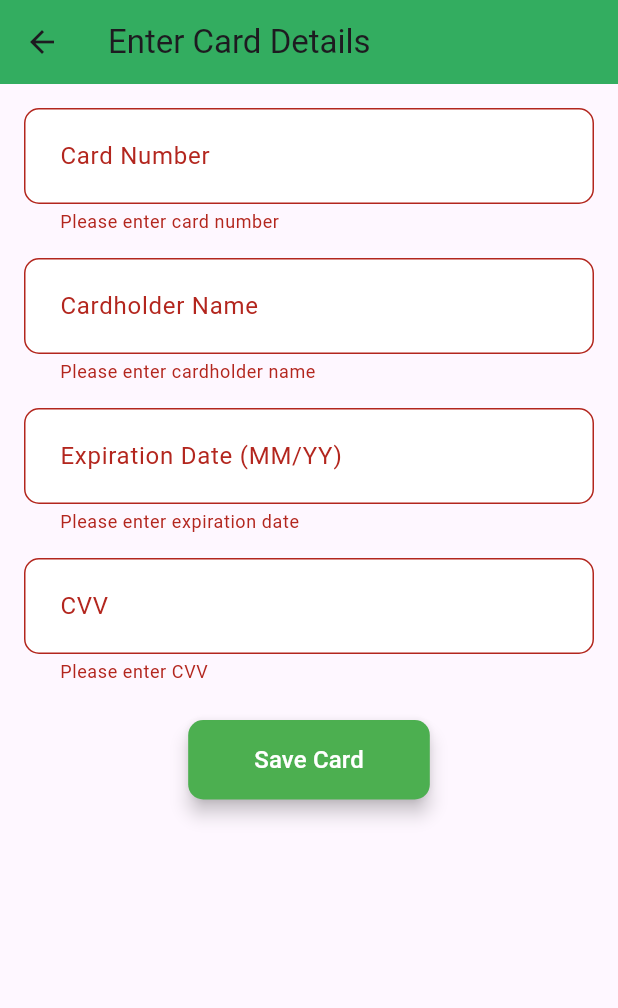
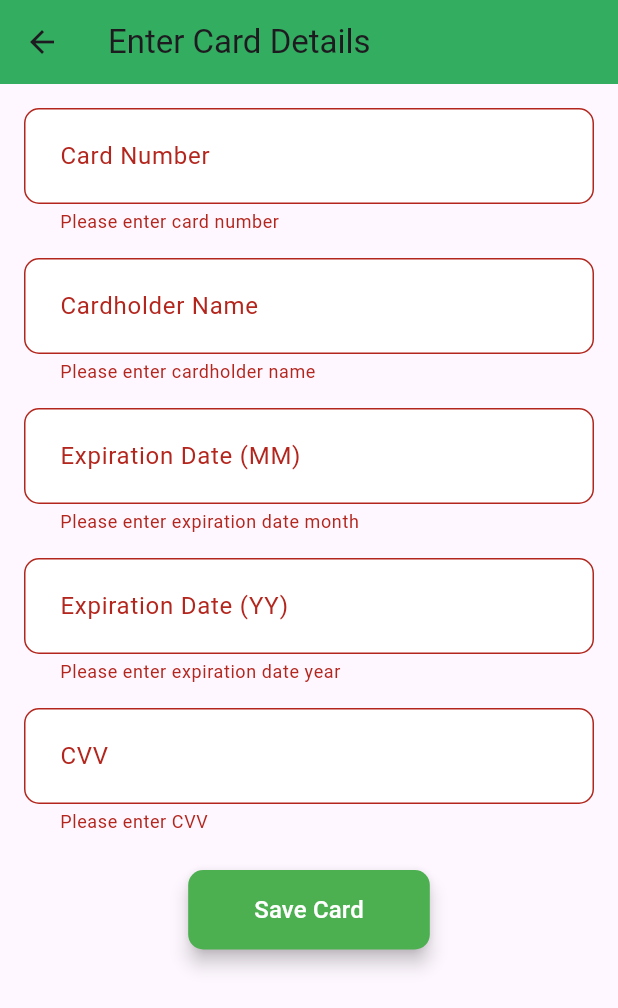
Before and after one commit to fatma4590/Hatgeback, a Flutter app: the CardDetailsScreen screen opened by its route, after a tap on "Save Card", on a phone screen of 412 x 824 dp. Shown: the top 1008 px of the screen. Run offline on Flutter 3.47's test engine with Material 3 defaults, Android fonts, the phone set to English and light mode, and no system bars; our stand-ins replace cloud_firestore, datetime_picker_formfield_new, firebase_auth, firebase_core, isar, modal_progress_hud_nsn; accounts and stored records are empty.

Commit message:
momen to fatma aloooooooo

```diff
--- a/lib/main.dart
+++ b/lib/main.dart
@@ -2,7 +2,6 @@ import 'package:firebase_auth/firebase_auth.dart';
 import 'package:firebase_core/firebase_core.dart';
 import 'package:flutter/material.dart';
 import 'package:hatgeback/screens/CardDetailsScreen.dart';
-import 'package:hatgeback/screens/WalletScreen.dart';
 //import 'package:hatgeback/screens/accountuser.dart';
 import 'package:hatgeback/screens/addpoint.dart';
 import 'package:hatgeback/screens/homepage.dart';
@@ -10,10 +9,8 @@ import 'package:hatgeback/screens/loginscreen.dart';
 import 'package:hatgeback/screens/myparking.dart';
 import 'package:hatgeback/screens/registerpage.dart';
 import 'package:hatgeback/screens/userprofile.dart';
-import 'package:hatgeback/screens/CardDetailsScreen.dart';
-import 'package:isar/isar.dart';
+
 import 'firebase_options.dart';
-import 'package:hatgeback/screens/WalletScreen.dart';
 
 void main() async {
   WidgetsFlutterBinding.ensureInitialized();
@@ -58,7 +55,6 @@ class mainmyapp extends State<MyApp> {
         addpoint.id: (context) => addpoint(),
         myparking.id: (context) => myparking(),
         CardDetailsScreen.id: (context) => CardDetailsScreen(),
-        WalletPage.id: (context) =>WalletPage(),
       },
       initialRoute: loginscreen.id,
     );
--- a/lib/screens/CardDetailsScreen.dart
+++ b/lib/screens/CardDetailsScreen.dart
@@ -1,4 +1,7 @@
+import 'package:cloud_firestore/cloud_firestore.dart';
+import 'package:firebase_auth/firebase_auth.dart';
 import 'package:flutter/material.dart';
+import 'package:hatgeback/screens/homepage.dart';
 
 class CardDetailsScreen extends StatefulWidget {
   static String id = 'CardDetailsScreen';
@@ -7,11 +10,14 @@ class CardDetailsScreen extends StatefulWidget {
   _CardDetailsScreenState createState() => _CardDetailsScreenState();
 }
 
+final FirebaseAuth _auth = FirebaseAuth.instance;
+
 class _CardDetailsScreenState extends State<CardDetailsScreen> {
   final _formKey = GlobalKey<FormState>();
   final _cardNumberController = TextEditingController();
   final _cardholderNameController = TextEditingController();
-  final _expiryDateController = TextEditingController();
+  final _expiryDateControlleryear = TextEditingController();
+  final _expiryDateControllermonth = TextEditingController();
   final _cvvController = TextEditingController();
 
   @override
@@ -56,17 +62,35 @@ class _CardDetailsScreenState extends State<CardDetailsScreen> {
               ),
               SizedBox(height: 16),
               _buildCardField(
-                controller: _expiryDateController,
-                labelText: 'Expiration Date (MM/YY)',
+                controller: _expiryDateControllermonth,
+                labelText: 'Expiration Date (MM)',
                 hintText: 'MM/YY',
-                keyboardType: TextInputType.datetime,
+                keyboardType: TextInputType.number,
                 validator: (value) {
                   if (value == null || value.isEmpty) {
-                    return 'Please enter expiration date';
+                    return 'Please enter expiration date month';
                   }
-                  if (!RegExp(r"^(0[1-9]|1[0-2])\/?([0-9]{2})$").hasMatch(value)) {
-                    return 'Enter valid expiration date';
+                  if (int.parse(value) > 31) {
+                    return 'Write the correct month ';
                   }
+
+                  return null;
+                },
+              ),
+              SizedBox(height: 16),
+              _buildCardField(
+                controller: _expiryDateControlleryear,
+                labelText: 'Expiration Date (YY)',
+                hintText: 'YY',
+                keyboardType: TextInputType.number,
+                validator: (value) {
+                  if (value == null || value.isEmpty) {
+                    return 'Please enter expiration date year';
+                  }
+                  if (int.parse(value) < 24) {
+                    return 'Write the correct month ';
+                  }
+
                   return null;
                 },
               ),
@@ -92,10 +116,14 @@ class _CardDetailsScreenState extends State<CardDetailsScreen> {
                 onPressed: () {
                   if (_formKey.currentState!.validate()) {
                     _saveCardData();
+                    Navigator.of(context).pushReplacement(
+                      MaterialPageRoute(builder: (context) => homepage()),
+                    );
                   }
                 },
                 child: Padding(
-                  padding: const EdgeInsets.symmetric(vertical: 15.0, horizontal: 20.0),
+                  padding: const EdgeInsets.symmetric(
+                      vertical: 15.0, horizontal: 20.0),
                   child: Text('Save Card', style: TextStyle(fontSize: 16)),
                 ),
                 style: ElevatedButton.styleFrom(
@@ -107,7 +135,6 @@ class _CardDetailsScreenState extends State<CardDetailsScreen> {
                   elevation: 5.0,
                 ),
               ),
-
             ],
           ),
         ),
@@ -141,18 +168,23 @@ class _CardDetailsScreenState extends State<CardDetailsScreen> {
     );
   }
 
-  void _saveCardData() {
-    final cardNumber = _cardNumberController.text;
+  void _saveCardData() async {
+    final cardNumber = int.parse(_cardNumberController.text);
     final cardholderName = _cardholderNameController.text;
-    final expiryDate = _expiryDateController.text;
-    final cvv = _cvvController.text;
-
+    final expiryDateyear = _expiryDateControlleryear.text;
+    final expiryDatemonth = _expiryDateControllermonth.text;
+    final cvv = int.parse(_cvvController.text);
+    await FirebaseFirestore.instance.collection('CARDS')
+      ..doc(cvv.toString()).set({
+        'userid': _auth.currentUser!.email,
+        'cardNumber': cardNumber,
+        'cardholderName': cardholderName,
+        'expiryDateyear': expiryDateyear,
+        'expiryDatemonth': expiryDatemonth,
+        'cvv': cvv,
+      });
     // Save the card data logic here
     // For now, just print the card data
-    print('Card Number: $cardNumber');
-    print('Cardholder Name: $cardholderName');
-    print('Expiration Date: $expiryDate');
-    print('CVV: $cvv');
 
     ScaffoldMessenger.of(context).showSnackBar(
       SnackBar(
@@ -166,7 +198,8 @@ class _CardDetailsScreenState extends State<CardDetailsScreen> {
   void dispose() {
     _cardNumberController.dispose();
     _cardholderNameController.dispose();
-    _expiryDateController.dispose();
+    _expiryDateControlleryear.dispose();
+    _expiryDateControllermonth.dispose();
     _cvvController.dispose();
     super.dispose();
   }
```
Also changed, not shown: lib/screens/ReservationScreen.dart (+5 -13 lines), lib/screens/homepage.dart (+7 -49 lines), lib/widgets/base_screen.dart (+17 -20 lines).
